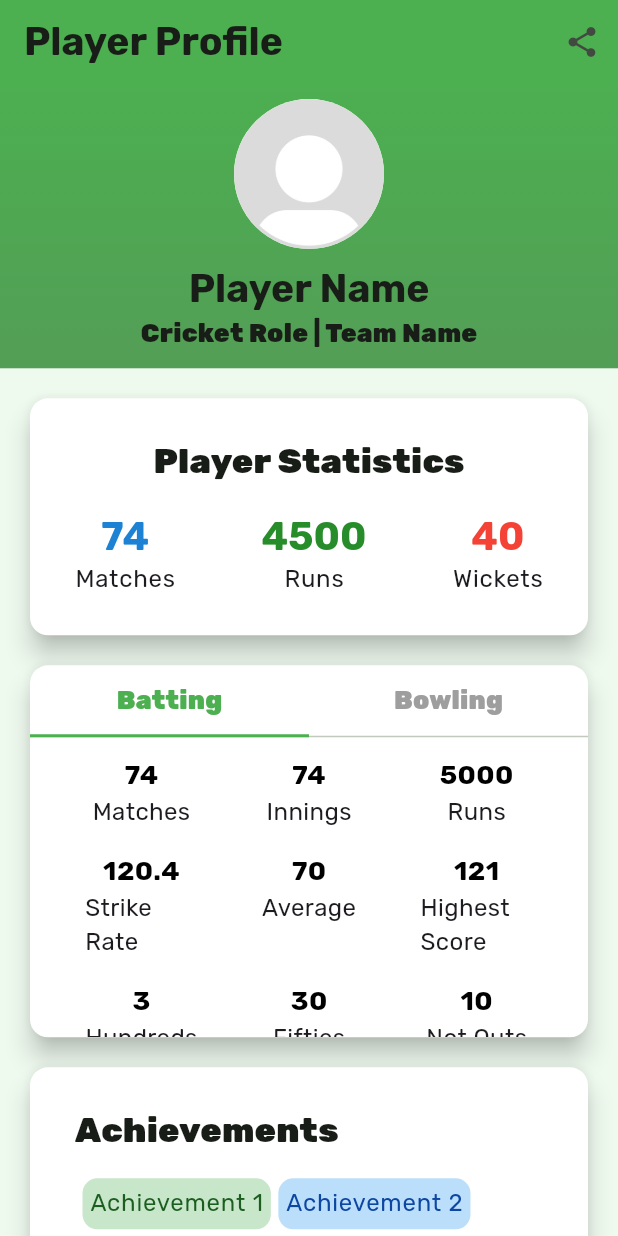
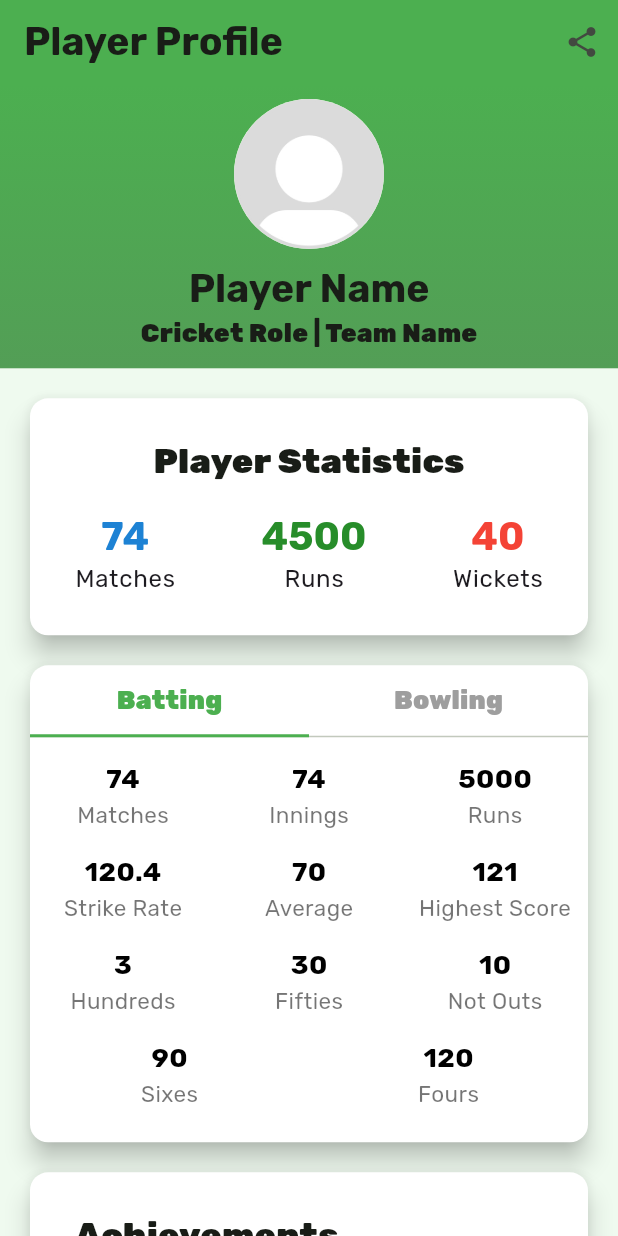
Before and after one commit to shaikhikram04/Tracket, a Flutter app: the screen it shows after launch, on a phone screen of 412 x 824 dp. Run offline on Flutter 3.47's test engine with Material 3 defaults, Android fonts, the phone set to English and light mode, and no system bars; our stand-ins replace animate_do, cloud_firestore, device_preview, firebase_auth, firebase_core, flutter_dotenv and 4 more; accounts and stored records are empty; generated files the repository leaves out were written again.

Commit message:
Fix some UI

```diff
--- a/lib/screens/players/player_profile_screen.dart
+++ b/lib/screens/players/player_profile_screen.dart
@@ -2,13 +2,15 @@ import 'package:flutter/material.dart';
 import 'package:tracket/utils/colors.dart';
 import 'package:tracket/widgets/stats_data.dart';
 
-class PlayerProfileScreen extends StatelessWidget {
+class PlayerProfileScreen extends StatefulWidget {
   const PlayerProfileScreen({super.key});
 
   @override
-  Widget build(BuildContext context) {
-    final height = MediaQuery.of(context).size.height;
-    final width = MediaQuery.of(context).size.width;
+  State<PlayerProfileScreen> createState() => _PlayerProfileScreenState();
+}
+
+class _PlayerProfileScreenState extends State<PlayerProfileScreen> {
+  bool isBattingStats = true;
   Widget buildAchievements() {
     return Card(
       color: whiteColor,
@@ -99,6 +101,11 @@ class PlayerProfileScreen extends StatelessWidget {
       ),
     );
   }
+
+  @override
+  Widget build(BuildContext context) {
+    final height = MediaQuery.of(context).size.height;
+    final width = MediaQuery.of(context).size.width;
 
     return Scaffold(
       appBar: AppBar(
@@ -212,13 +219,27 @@ class PlayerProfileScreen extends StatelessWidget {
                       unselectedLabelColor: Colors.grey,
                       indicatorColor: Colors.green,
                       indicatorSize: TabBarIndicatorSize.tab,
+                      onTap: (value) async {
+                        if (value == 0) {
+                          setState(() {
+                            isBattingStats = true;
+                          });
+                        } else {
+                          await Future.delayed(
+                              const Duration(milliseconds: 215), () {
+                            setState(() {
+                              isBattingStats = false;
+                            });
+                          });
+                        }
+                      },
                       tabs: const [
                         Tab(text: 'Batting'),
                         Tab(text: 'Bowling'),
                       ],
                     ),
                     SizedBox(
-                      height: 200,
+                      height: isBattingStats ? 270 : 150,
                       child: TabBarView(
                         children: [
                           _buildBattingStats(),
@@ -244,8 +265,7 @@ class PlayerProfileScreen extends StatelessWidget {
   }
 
   Widget _getStatBlock(dynamic number, String label) {
-    return SizedBox(
-      width: 75,
+    return Expanded(
       child: Column(
         children: [
           Text(
@@ -258,7 +278,7 @@ class PlayerProfileScreen extends StatelessWidget {
           ),
           Text(
             label,
-            style: const TextStyle(fontSize: 16),
+            style: const TextStyle(fontSize: 15, color: Colors.black54),
           ),
         ],
       ),
@@ -266,9 +286,9 @@ class PlayerProfileScreen extends StatelessWidget {
   }
 
   Widget _buildBattingStats() {
-    return ListView(
+    return Column(
       children: [
-        const SizedBox(height: 12),
+        const SizedBox(height: 15),
         Row(
           mainAxisAlignment: MainAxisAlignment.spaceEvenly,
           crossAxisAlignment: CrossAxisAlignment.start,
@@ -312,7 +332,7 @@ class PlayerProfileScreen extends StatelessWidget {
   }
 
   Widget _buildBowlingStats() {
-    return ListView(
+    return Column(
       children: [
         const SizedBox(height: 15),
         Row(
--- a/pubspec.yaml
+++ b/pubspec.yaml
@@ -30,10 +30,8 @@ environment:
 dependencies:
   animate_do: ^3.3.4
   cloud_firestore: ^5.5.0
-  crypto: ^3.0.6
   cupertino_icons: ^1.0.6
   device_preview: ^1.2.0
-  dio: ^4.0.6
   firebase_auth: ^5.3.3
   firebase_core: ^3.8.0
   flutter:
@@ -42,11 +40,7 @@ dependencies:
   flutter_riverpod: ^2.6.1
   flutter_speed_dial: ^7.0.0
   google_fonts: ^6.2.1
-  http: ^1.2.2
   image_picker: ^1.1.2
-  imagekit_io: ^0.0.3
-  mime: ^2.0.0
-  rive: ^0.13.20
   uuid: ^4.4.2
 
 dev_dependencies:
```
Also changed, not shown: lib/resources/image_kit_upload_service.dart (deleted, +0 -160 lines). Lines whose indentation alone changed are shown as unchanged.
